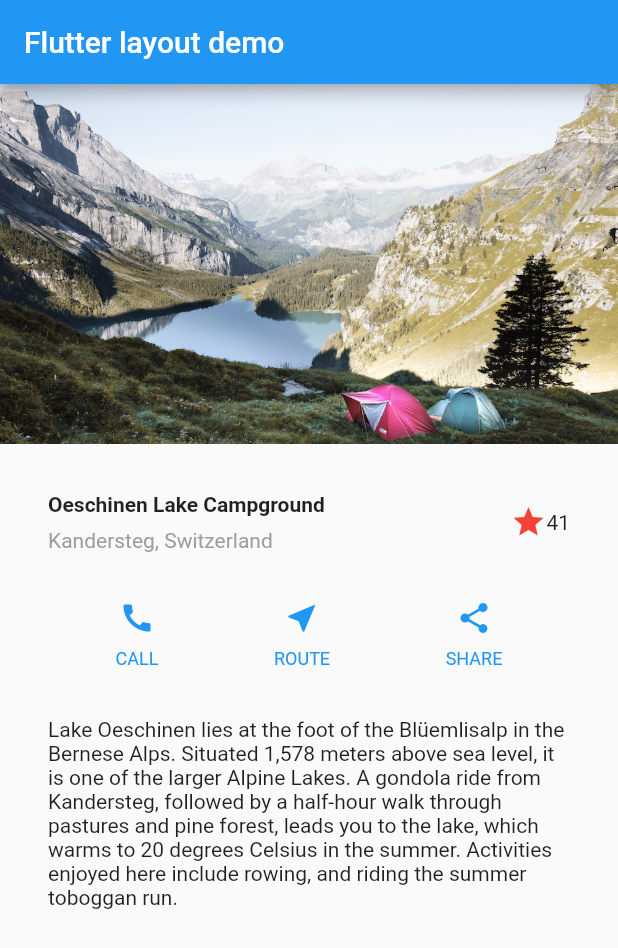
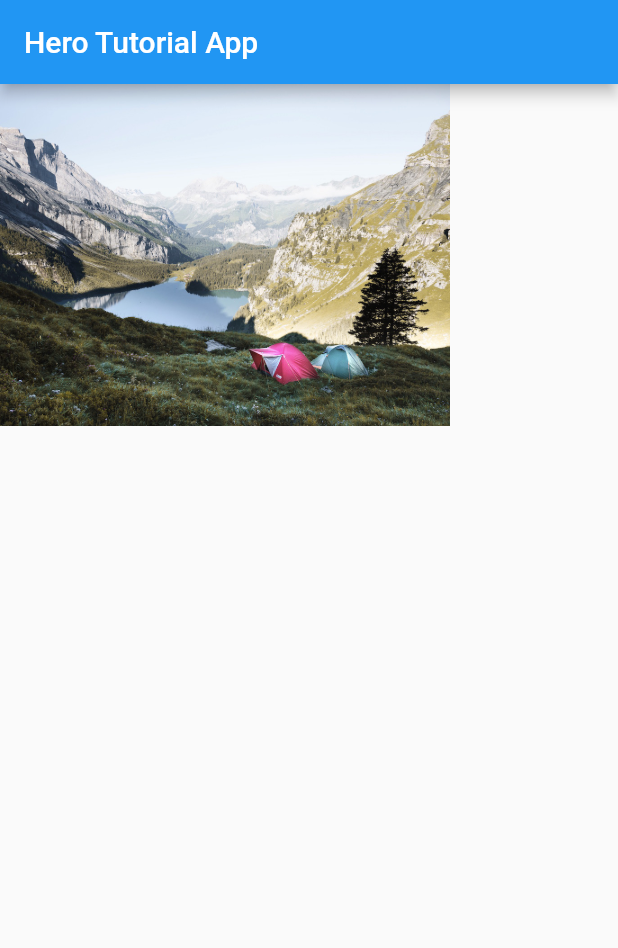
Before and after one commit to IoNishimura/flutter_tutorials, a Flutter app: the screen it shows after launch, on a phone screen of 412 x 824 dp. Shown: the top 948 px of the screen. Run offline on Flutter 3.47's test engine with Material 2 defaults, Android fonts, the phone set to English and light mode, and no system bars.

Commit message:
Heroアニメーションの作成、ナビゲーションできた

```diff
--- a/lib/main.dart
+++ b/lib/main.dart
@@ -1,99 +1,116 @@
 import 'package:flutter/material.dart';
 
-void main() => runApp(MyApp());
+void main() => runApp(MaterialApp(
+      title: 'I am Hero',
+      home: HeroTutorialApp(),
+    ));
 
-class MyApp extends StatelessWidget {
+class HeroTutorialApp extends StatelessWidget {
   @override
   Widget build(BuildContext context) {
-    Color color = Theme.of(context).primaryColor;
-
-    Widget titleScreen = Container(
-      padding: const EdgeInsets.all(32),
-      child: Row(
-        children: [
-          Expanded(
-            child: Column(
-              crossAxisAlignment: CrossAxisAlignment.start,
-              children: [
-                Container(
-                  padding: const EdgeInsets.only(bottom: 8.0),
-                  child: Text(
-                    'Oeschinen Lake Campground',
-                    style: TextStyle(fontWeight: FontWeight.bold),
-                  ),
-                ),
-                Text('Kandersteg, Switzerland',
-                    style: TextStyle(color: Colors.grey[500]))
-              ],
-            ),
-          ),
-          Icon(
-            Icons.star,
-            color: Colors.red[500],
-          ),
-          Text('41'),
-        ],
+    // timeDilation = 5.0;
+    return Scaffold(
+      appBar: AppBar(
+        title: Text('Hero Tutorial App'),
       ),
-    );
-
-    Widget buttonSection = Container(
-        child: Row(
-      mainAxisAlignment: MainAxisAlignment.spaceEvenly,
-      children: [
-        _buildButtonColumn(color, Icons.call, 'CALL'),
-        _buildButtonColumn(color, Icons.near_me, 'ROUTE'),
-        _buildButtonColumn(color, Icons.share, 'SHARE'),
-      ],
-    ));
-
-    Widget textSection = Container(
-      padding: const EdgeInsets.all(32),
-      child: Text(
-          'Lake Oeschinen lies at the foot of the Blüemlisalp in the Bernese '
-          'Alps. Situated 1,578 meters above sea level, it is one of the '
-          'larger Alpine Lakes. A gondola ride from Kandersteg, followed by a '
-          'half-hour walk through pastures and pine forest, leads you to the '
-          'lake, which warms to 20 degrees Celsius in the summer. Activities '
-          'enjoyed here include rowing, and riding the summer toboggan run.',
-          softWrap: true),
-    );
-
-    return MaterialApp(
-      title: 'Flutter layout demo',
-      home: Scaffold(
-        appBar: AppBar(
-          title: Text('Flutter layout demo'),
-        ),
-        body: ListView(
-          children: [
-            Image.asset(
-              'assets/images/lake.jpg',
-              width: 600,
-              height: 240,
-              fit: BoxFit.cover,
-            ),
-            titleScreen,
-            buttonSection,
-            textSection
-          ],
+      body: Container(
+        child: PhotoHero(
+          photo: 'assets/images/lake.jpg',
+          width: 300.0,
+          onTap: () {
+            Navigator.of(context).push(
+              MaterialPageRoute<void>(
+                builder: (BuildContext context) {
+                  return Scaffold(
+                    appBar: AppBar(
+                      title: Text('Hero Tutorial App'),
+                    ),
+                    body: Container(
+                      color: Colors.lightBlueAccent,
+                      padding: const EdgeInsets.all(16.0),
+                      alignment: Alignment.topLeft,
+                      child: PhotoHero(
+                        photo: 'assets/images/lake.jpg',
+                        width: 100,
+                        onTap: () {
+                          Navigator.of(context).pop();
+                        },
+                      ),
+                    ),
+                  );
+                },
+              ),
+            );
+          },
         ),
       ),
     );
   }
+}
 
-  Column _buildButtonColumn(Color color, IconData icon, String label) {
-    return Column(
-      mainAxisSize: MainAxisSize.min,
-      mainAxisAlignment: MainAxisAlignment.center,
-      children: [
-        Icon(icon, color: color),
-        Container(
-          margin: const EdgeInsets.only(top: 8.0),
-          child: Text(label,
-              style: TextStyle(
-                  fontSize: 12, fontWeight: FontWeight.w400, color: color)),
-        )
-      ],
+class PhotoHero extends StatelessWidget {
+  const PhotoHero({Key key, this.photo, this.onTap, this.width})
+      : super(key: key);
+
+  final String photo;
+  final VoidCallback onTap;
+  final double width;
+
+  Widget build(BuildContext context) {
+    return SizedBox(
+      width: width,
+      child: Hero(
+        tag: photo,
+        child: Material(
+          color: Colors.transparent,
+          child: InkWell(
+            onTap: onTap,
+            child: Image.asset(
+              photo,
+              fit: BoxFit.contain,
+            ),
+          ),
+        ),
+      ),
     );
   }
 }
+
+class FirstRoute extends StatelessWidget {
+  @override
+  Widget build(BuildContext context) {
+    return Scaffold(
+      appBar: AppBar(
+        title: Text('First Route'),
+      ),
+      body: Center(
+        child: RaisedButton(
+          child: Text('Open route'),
+          onPressed: () {
+            Navigator.push(context,
+                MaterialPageRoute(builder: (context) => SecondRoute()));
+          },
+        ),
+      ),
+    );
+  }
+}
+
+class SecondRoute extends StatelessWidget {
+  @override
+  Widget build(BuildContext context) {
+    return Scaffold(
+      appBar: AppBar(
+        title: Text("Second Route"),
+      ),
+      body: Center(
+        child: RaisedButton(
+          onPressed: () {
+            Navigator.pop(context);
+          },
+          child: Text('Go back!'),
+        ),
+      ),
+    );
+  }
+}
```
